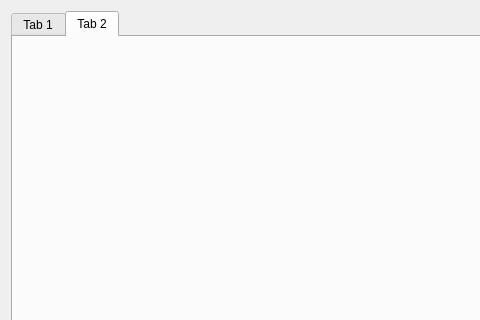
Old version of the form cctv/mainwidget.ui in the repository minjuyeong/OpenCV_MINI_Project; both pictures show x 0 to 480 and y 0 to 320 of the 800 by 600 pixel window.
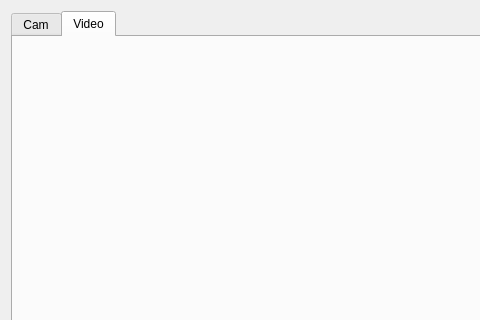
New version of the form. The open tabs and pages were chosen to show the change.

```diff
--- a/cctv/mainwidget.ui
+++ b/cctv/mainwidget.ui
@@ -18,12 +18,12 @@
     <widget class="QTabWidget" name="pTabWidget">
      <widget class="QWidget" name="pTab1">
       <attribute name="title">
-       <string>Tab 1</string>
+       <string>Cam</string>
       </attribute>
      </widget>
      <widget class="QWidget" name="pTab2">
       <attribute name="title">
-       <string>Tab 2</string>
+       <string>Video</string>
       </attribute>
      </widget>
     </widget>
```
Left out of the diff: 3 changed lines with no effect on the pictures.
